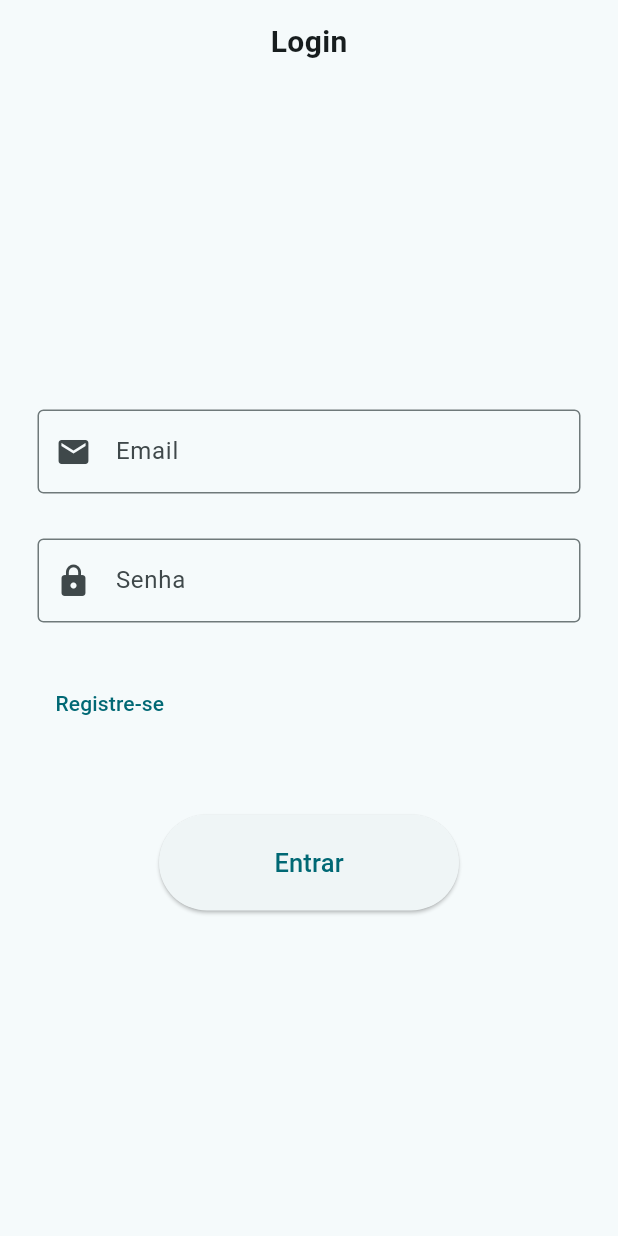
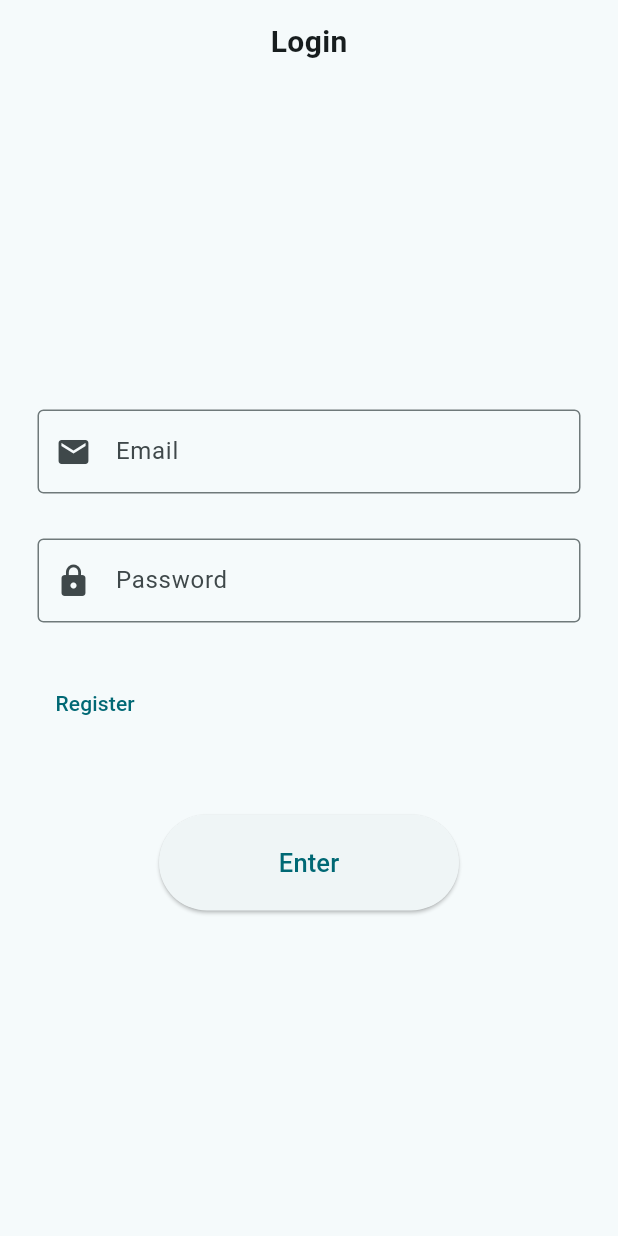
Before and after one commit to daviqz/flutter-template, a Flutter app: the screen it shows after launch, on a phone screen of 412 x 824 dp. Run offline on Flutter 3.47's test engine with Material 3 defaults, Android fonts, the phone set to English and light mode, and no system bars; our stand-ins replace fluttertoast, shared_preferences; accounts and stored records are empty; generated files the repository leaves out were written again.

Commit message:
[ADD,CHANGE] Melhoria nas rotas privadas, adição do i18n + l10n

```diff
--- /dev/null
+++ b/l10n.yaml
@@ -0,0 +1,3 @@
+arb-dir: lib/l10n
+template-arb-file: app_en.arb
+output-localization-file: app_localizations.dart
--- /dev/null
+++ b/lib/l10n/app_en.arb
@@ -0,0 +1,22 @@
+{
+	"password": "Password",
+	"register": "Register",
+	"enter":"Enter",
+	"login":"Login",
+	"registerYourAccount":"Register your account",
+	"username":"Username",
+	"email":"Email",
+	"enterYourUsername":"Enter your username",
+	"enterYourEmail":"Enter your email",
+	"confirmPassword":"Confirm password",
+	"passwordConfirmation":"Password confirmation",
+	"enterYourPassword":"Enter your password",
+	"alreadyAUserLogin":"Already a user? Login",
+	"logout":"Logout",
+	"explore":"Explore",
+	"favorites":"Favoritos",
+	"updates":"Updates",
+	"settings":"Settings",
+	"xxxxxErrorsxxxxx":"",
+	"unknownError":"Unknown error"
+}
--- a/lib/routes/routes.dart
+++ b/lib/routes/routes.dart
@@ -1,14 +1,19 @@
 import 'package:authorspace/routes/routes_config.dart';
+import 'package:authorspace/routes/tab_controller_routes.dart';
 import 'package:flutter/material.dart';
 import 'package:provider/provider.dart';
 import 'package:authorspace/screens/login/login.dart';
 import 'package:authorspace/screens/register/register.dart';
 import 'package:authorspace/storage/global_state.dart';
+import 'package:flutter_localizations/flutter_localizations.dart';
+import 'package:flutter_gen/gen_l10n/app_localizations.dart';
 
-final Map<String, WidgetBuilder> systemRoutes = {
-  '/login': (context) => const Login(),
-  '/register': (context) => const Register(),
-};
+final List<Map<String, dynamic>> systemRoutes = [
+  {'path': '/login', 'screen': (context) => const Login(), 'isPrivate': false, 'canAccessAfterLogin': false},
+  {'path': '/register', 'screen': (context) => const Register(), 'isPrivate': false, 'canAccessAfterLogin': false},
+  {'path': '/home', 'screen': (context) => const TabControllerRoutes(), 'isPrivate': true, 'canAccessAfterLogin': true},
+];
+
 final GlobalKey<NavigatorState> navigatorKey = GlobalKey<NavigatorState>();
 
 class Routes extends StatelessWidget {
@@ -35,26 +40,24 @@ class _AppThemeState extends State<AppTheme> {
   @override
   Widget build(BuildContext context) {
     GlobalState globalState = Provider.of<GlobalState>(context, listen: true);
-
     return MaterialApp(
       title: 'Meu Aplicativo',
       navigatorKey: navigatorKey,
       debugShowCheckedModeBanner: false,
+      locale: const Locale('en'),
+      localizationsDelegates: const [
+        AppLocalizations.delegate,
+        GlobalMaterialLocalizations.delegate,
+        GlobalWidgetsLocalizations.delegate,
+        GlobalCupertinoLocalizations.delegate,
+      ],
+      supportedLocales: const [
+        Locale('en'), // English
+        Locale('pt'), // Portuguese
+      ],
       theme: ThemeData(
         useMaterial3: true,
         colorSchemeSeed: const Color.fromARGB(167, 214, 214, 214),
-        // textTheme: TextTheme(
-        //   displayLarge: const TextStyle(
-        //     fontSize: 72,
-        //     fontWeight: FontWeight.bold,
-        //   ),
-        //   titleLarge: GoogleFonts.oswald(
-        //     fontSize: 30,
-        //     fontStyle: FontStyle.italic,
-        //   ),
-        //   bodyMedium: GoogleFonts.merriweather(),
-        //   displaySmall: GoogleFonts.pacifico(),
-        // ),
       ),
       darkTheme: ThemeData(
         colorSchemeSeed: const Color.fromRGBO(86, 80, 14, 171),
@@ -62,8 +65,21 @@ class _AppThemeState extends State<AppTheme> {
         useMaterial3: true,
       ),
       themeMode: _getTheme(globalState.themeName),
-      routes: systemRoutes,
       home: const AuthenticationScreen(),
+      onGenerateRoute: (settings) {
+        final userToken = globalState.token;
+        final route = systemRoutes.firstWhere(
+          (route) => route['path'] == settings.name,
+          orElse: () => {'path': '/login', 'screen': (context) => const Login(), 'isPrivate': false, 'canAccessAfterLogin': false},
+        );
+        if ((route['isPrivate'] && userToken == null)) {
+          return MaterialPageRoute(builder: (context) => const Login());
+        }
+        if (!route['canAccessAfterLogin'] && userToken != null) {
+          return MaterialPageRoute(builder: (context) => const TabControllerRoutes());
+        }
+        return MaterialPageRoute(builder: (BuildContext context) => route['screen'](context));
+      },
     );
   }
 }
--- a/lib/screens/login/login.dart
+++ b/lib/screens/login/login.dart
@@ -1,3 +1,5 @@
+import 'package:authorspace/config/location-texts.config.dart';
+import 'package:authorspace/enums/toast.enum.dart';
 import 'package:flutter/material.dart';
 import 'package:provider/provider.dart';
 import 'package:authorspace/service/service.dart';
@@ -21,18 +23,14 @@ class _LoginState extends State<Login> {
 
   @override
   Widget build(BuildContext context) {
+    final localizedTexts = LocalizedTexts(context);
+
     return Scaffold(
       appBar: PreferredSize(
         preferredSize: const Size.fromHeight(kToolbarHeight),
         child: Container(
           alignment: Alignment.center,
-          child: const Text(
-            'Login',
-            style: TextStyle(
-              fontSize: 20, // Tamanho do texto
-              fontWeight: FontWeight.bold, // Peso da fonte
-            ),
-          ),
+          child: Text(localizedTexts.login, style: const TextStyle(fontSize: 20, fontWeight: FontWeight.bold)),
         ),
       ),
       body: Padding(
@@ -44,8 +42,8 @@ class _LoginState extends State<Login> {
             children: <Widget>[
               InputForm(
                 inputFieldValueController: _emailController,
-                labelText: 'Email',
-                hintText: 'Digite seu email',
+                labelText: localizedTexts.email,
+                hintText: localizedTexts.enterYourEmail,
                 icon: Icons.email,
                 keyboardType: TextInputType.emailAddress,
                 obscureText: false,
@@ -53,8 +51,8 @@ class _LoginState extends State<Login> {
               const SizedBox(height: 30),
               InputForm(
                 inputFieldValueController: _passwordController,
-                labelText: 'Senha',
-                hintText: 'Digite sua senha',
+                labelText: localizedTexts.password,
+                hintText: localizedTexts.enterYourPassword,
                 icon: Icons.lock,
                 keyboardType: TextInputType.text,
                 obscureText: true,
@@ -62,33 +60,21 @@ class _LoginState extends State<Login> {
               const SizedBox(height: 30),
               TextButton(
                 onPressed: () {
-                  Navigator.pushNamed(context, '/register');
+                  Navigator.pushReplacementNamed(context, '/register');
                 },
-                child: const Text(
-                  'Registre-se',
-                ),
+                child: Text(localizedTexts.register),
               ),
               const SizedBox(height: 50),
               Center(
                 child: ElevatedButton(
                   style: ElevatedButton.styleFrom(
                     minimumSize: const Size(200, 50),
-                    padding: const EdgeInsets.symmetric(
-                      vertical: 20.0,
-                      horizontal: 40.0,
-                    ),
+                    padding: const EdgeInsets.symmetric(vertical: 20.0, horizontal: 40.0),
                   ),
                   onPressed: () {
-                    _login(
-                      context,
-                      _emailController.text,
-                      _passwordController.text,
-                    );
+                    _login(context, _emailController.text, _passwordController.text, localizedTexts);
                   },
-                  child: const Text(
-                    'Entrar',
-                    style: TextStyle(fontSize: 17),
-                  ),
+                  child: Text(localizedTexts.enter, style: const TextStyle(fontSize: 17)),
                 ),
               ),
             ],
@@ -99,21 +85,22 @@ class _LoginState extends State<Login> {
   }
 }
 
-void _login(context, email, password) async {
+void _login(BuildContext context, String email, String password, LocalizedTexts localizedTexts) async {
   try {
     final response = await Service.post('/auth/login', {'email': email, 'password': password});
     if (response['account'] != null && response['token'] != null) {
       Account account = Account.fromJson(response['account']);
       String token = response['token'];
+      // ignore: use_build_context_synchronously
       GlobalState globalState = Provider.of<GlobalState>(context, listen: false);
       globalState.updateAuth(token, account);
     }
   } catch (e) {
     print(e);
-    var message = 'Erro desconhecido';
+    var message = localizedTexts.unknownError;
     if (e is http.ClientException) {
       message = e.message;
     }
-    SystemToast.show(message, 'error');
+    SystemToast.show(message, ToastEnum.error);
   }
 }
--- a/lib/service/service.dart
+++ b/lib/service/service.dart
@@ -1,4 +1,5 @@
 import 'dart:convert';
+import 'package:authorspace/enums/toast.enum.dart';
 import 'package:authorspace/storage/global_state.dart';
 import 'package:http/http.dart' as http;
 import 'package:authorspace/widgets/system_toast.dart';
@@ -23,7 +24,7 @@ class Service {
     final data = await http.get(url, headers: mergedHeaders);
     final decodedData = jsonDecode(data.body);
     if (decodedData is Map && decodedData['toast'] != null) {
-      SystemToast.show(decodedData['toast']['message'], decodedData['toast']['type']);
+      SystemToast.show(decodedData['toast']['message'], toastEnumFromString(decodedData['toast']['type']));
     }
     if (decodedData['isExpiredToken'] != null) {
       LocalStorage.clearAuth();
@@ -41,7 +42,7 @@ class Service {
     final data = await http.post(url, body: body, headers: mergedHeaders);
     final decodedData = jsonDecode(data.body);
     if (decodedData is Map && decodedData['toast'] != null) {
-      SystemToast.show(decodedData['toast']['message'], decodedData['toast']['type']);
+      SystemToast.show(decodedData['toast']['message'], toastEnumFromString(decodedData['toast']['type']));
     }
     if (decodedData['isExpiredToken'] != null) {
       LocalStorage.clearAuth();
--- a/lib/utils/colors_utils.dart
+++ b/lib/utils/colors_utils.dart
@@ -2,6 +2,7 @@ import 'package:flutter/material.dart';
 
 class ColorsUtils {
   static const Color blue = Colors.blue;
+  static const Color red = Colors.red;
   static const Color lightBlue = Colors.lightBlue;
   static const Color green = Colors.green;
   static const Color black = Colors.black;
@@ -13,6 +14,7 @@ class ColorsUtils {
   static const Color whiteDark = Color.fromARGB(255, 218, 216, 216);
   static const Color whiteDarker = Color.fromARGB(255, 185, 185, 185);
   static const Color grey = Colors.grey;
+  static const Color yellow = Colors.yellow;
   // static const Color primaryColor = Color(0xFF007AFF);
   // static const Color secondaryColor = Color(0xFF00C853);
   // static const Color textColor = Color(0xFF333333);
```
Also changed, not shown: lib/enums/toast.enum.dart (added, +8 -0 lines), lib/l10n/app_pt.arb (added, +22 -0 lines), lib/routes/routes_config.dart (+2 -46 lines), lib/routes/tab_controller_routes.dart (added, +44 -0 lines), lib/screens/home/home.dart (+7 -6 lines), lib/screens/register/register.dart (+28 -34 lines), lib/widgets/system_toast.dart (+14 -9 lines), pubspec.yaml (+4 -70 lines), lib/config/location-texts.config.dart (added), pubspec.lock.
